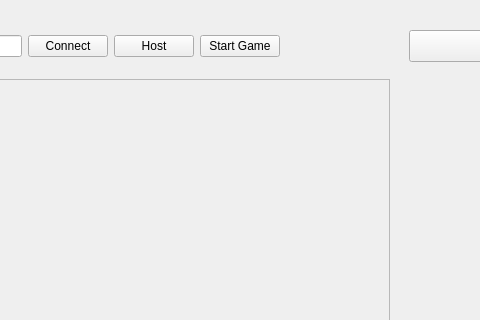
The window that foOscars/mainwindow.ui (J-Sandhu/OscarsCardGame) describes before a commit, drawn with Qt 5; both pictures show x 361 to 841 and y 0 to 320 of the 970 by 718 pixel window.
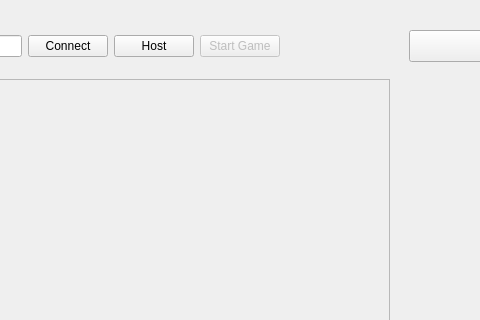
The same window after the commit.

```diff
--- a/foOscars/mainwindow.ui
+++ b/foOscars/mainwindow.ui
@@ -170,6 +170,9 @@
      </item>
      <item>
       <widget class="QPushButton" name="startbutton">
+       <property name="enabled">
+        <bool>false</bool>
+       </property>
        <property name="text">
         <string>Start Game</string>
        </property>
```
Left out of the diff: 4 changed lines with no effect on the pictures.
